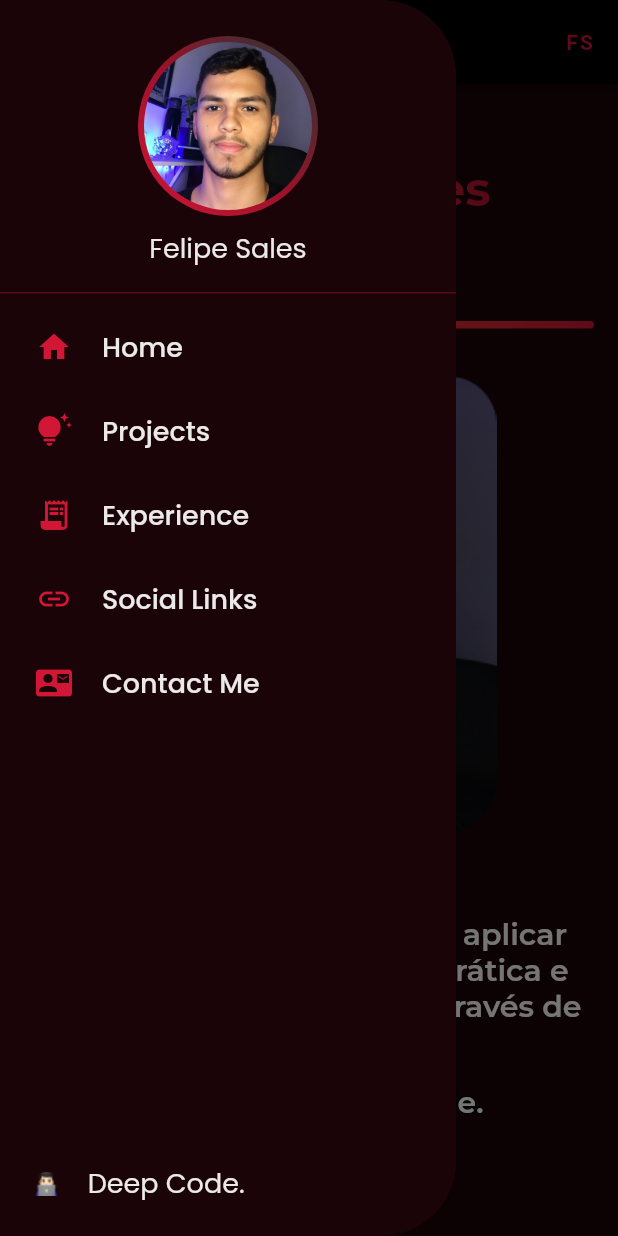
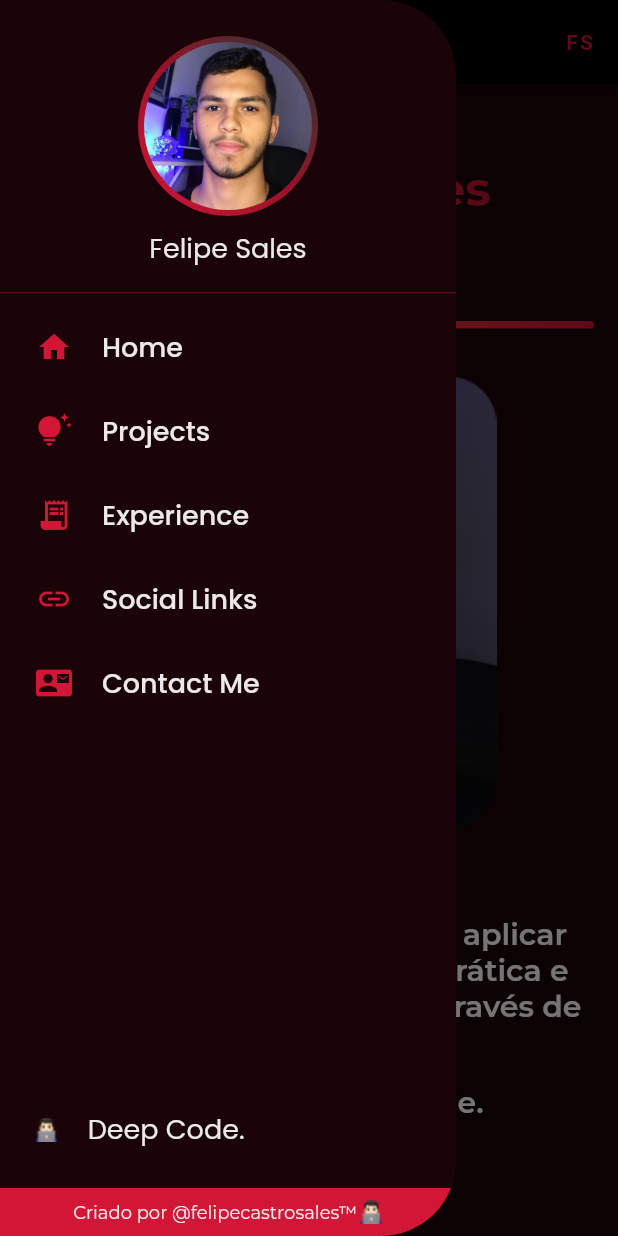
Before and after one commit to felipecastrosales/site, a Flutter app: the screen it shows after launch, with the side drawer open, on a phone screen of 412 x 824 dp. Run offline on Flutter 3.47's test engine with Material 2 defaults, Android fonts, the phone set to English and light mode, and no system bars; our stand-ins replace flutter_svg, glassmorphism, google_fonts, lottie, url_strategy.

Commit message:
adding on drawer a footer

```diff
--- a/lib/app/core/app_customs/app_texts.dart
+++ b/lib/app/core/app_customs/app_texts.dart
@@ -93,6 +93,6 @@ class AppTexts {
 
   static final footer = GoogleFonts.montserrat(
     color: AppColors.light,
-    fontSize: 16,
+    fontSize: 12,
   );
 }
--- a/lib/app/widgets/drawer/custom_drawer.dart
+++ b/lib/app/widgets/drawer/custom_drawer.dart
@@ -4,6 +4,7 @@ import 'package:site/app/core/app_customs/app_customs.dart';
 import 'package:site/app/widgets/dividers/dividers.dart';
 
 import 'drawer.dart';
+import 'footer.dart';
 
 class CustomDrawer extends StatelessWidget {
   const CustomDrawer(
@@ -30,6 +31,7 @@ class CustomDrawer extends StatelessWidget {
               DrawerItems(pageController: pageController),
               const Spacer(),
               const DrawerFooter(),
+              const Footer(),
             ],
           ),
         ),
--- /dev/null
+++ b/lib/app/widgets/drawer/footer.dart
@@ -0,0 +1,32 @@
+import 'package:flutter/material.dart';
+
+import 'package:site/app/core/app_customs/app_customs.dart';
+
+class Footer extends StatelessWidget {
+  const Footer({Key? key}) : super(key: key);
+
+  @override
+  Widget build(BuildContext context) {
+    return Container(
+      height: 32,
+      margin: const EdgeInsets.only(top: 4),
+      color: AppColors.primary,
+      child: Row(
+        mainAxisAlignment: MainAxisAlignment.center,
+        crossAxisAlignment: CrossAxisAlignment.center,
+        children: [
+          Text(
+            'Criado por @felipecastrosales™',
+            style: AppTexts.footer,
+          ),
+          const SizedBox(width: 2),
+          Image.asset(
+            AppImages.developer,
+            height: 16,
+            filterQuality: FilterQuality.high,
+          ),
+        ],
+      ),
+    );
+  }
+}
```
